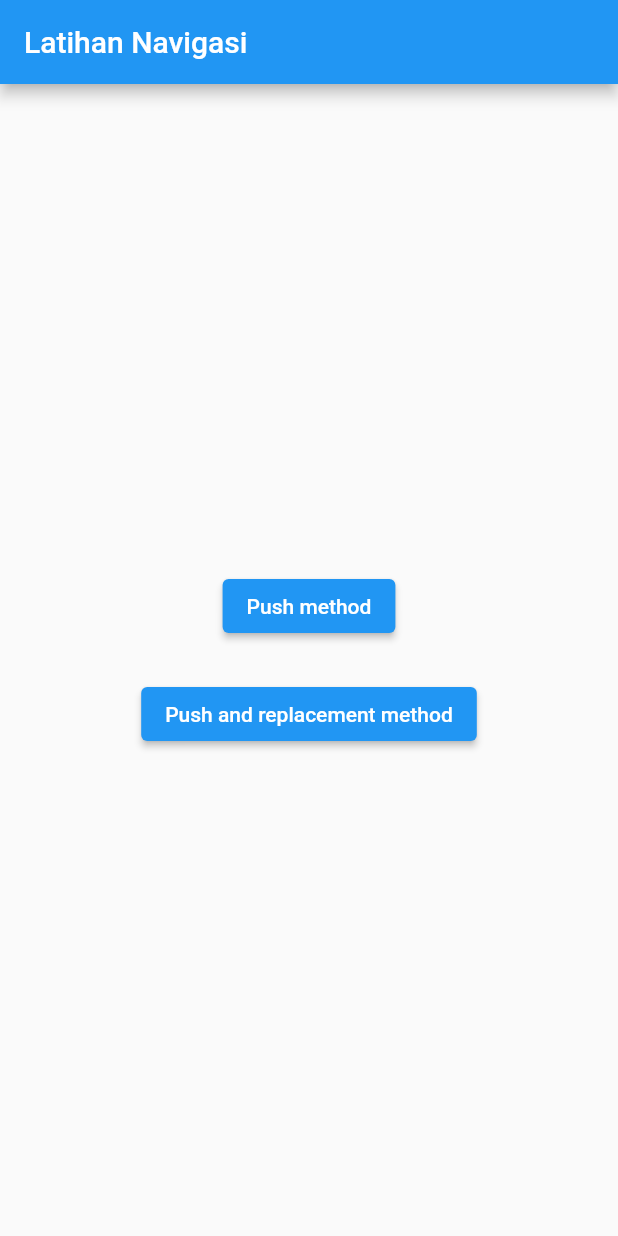
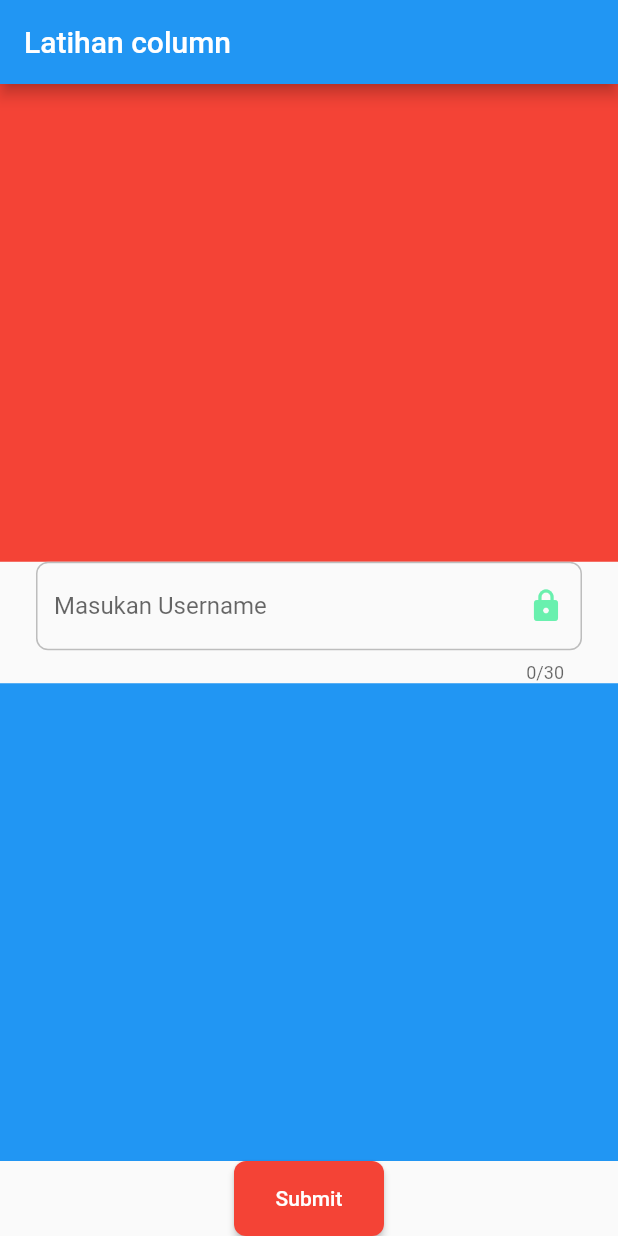
Before and after one commit to dikynugraha1111/bootcamp_uty, a Flutter app: the screen it shows after launch, on a phone screen of 412 x 824 dp. Run offline on Flutter 3.47's test engine with Material 2 defaults, Android fonts, the light colour scheme and no system bars.

Commit message:
💄 Add new UI - latihan 2

```diff
--- a/lib/latihan_1/latihan_1_page.dart
+++ b/lib/latihan_1/latihan_1_page.dart
@@ -14,7 +14,10 @@ class Latihan1StatelessPage extends StatelessWidget {
     return Scaffold(
       // AppBar merupakan widget yang biasanya digunaan sebagai bagian atas / header dari aplikasi
       appBar: AppBar(
-        leading: const Icon(Icons.ac_unit),
+        leading: const Icon(
+          Icons.arrow_back_ios_new,
+          color: Colors.white,
+        ),
         title: const Text("Stateless Widget"),
         centerTitle: true,
         actions: const [Icon(Icons.more_horiz)],
--- a/lib/latihan_2/latihan_2_button.dart
+++ b/lib/latihan_2/latihan_2_button.dart
@@ -22,7 +22,9 @@ class _Latihan2ButtonState extends State<Latihan2Button> {
           },
           style: ElevatedButton.styleFrom(
             padding: const EdgeInsets.all(12.0),
-            backgroundColor: Colors.greenAccent,
+            // Note : new package use buttonColor instead of primary
+            // backgroundColor: Colors.greenAccent,
+            primary: Colors.greenAccent,
             shape: RoundedRectangleBorder(
                 borderRadius: BorderRadius.circular(8.0)),
           ),
--- /dev/null
+++ b/lib/latihan_2/latihan_2_column_new.dart
@@ -0,0 +1,112 @@
+import 'package:flutter/material.dart';
+import 'package:flutter/src/foundation/key.dart';
+import 'package:flutter/src/widgets/framework.dart';
+
+class Latihan2ColumnNew extends StatefulWidget {
+  const Latihan2ColumnNew({Key? key}) : super(key: key);
+
+  @override
+  State<Latihan2ColumnNew> createState() => _Latihan2ColumnNewState();
+}
+
+class _Latihan2ColumnNewState extends State<Latihan2ColumnNew> {
+  final TextEditingController textController = TextEditingController();
+  final GlobalKey<FormState> formKey = GlobalKey<FormState>();
+
+  @override
+  Widget build(BuildContext context) {
+    return Form(
+      key: formKey,
+      child: Scaffold(
+        appBar: AppBar(
+          title: const Text("Latihan column"),
+        ),
+        body: SizedBox(
+          width: double.infinity,
+          child: Column(
+            mainAxisAlignment: MainAxisAlignment.center,
+            crossAxisAlignment: CrossAxisAlignment.center,
+            children: [
+              Expanded(
+                child: Container(color: Colors.red),
+              ),
+              Padding(
+                padding: const EdgeInsets.symmetric(horizontal: 24.0),
+                child: Center(
+                  child: TextFormField(
+                    controller: textController,
+                    maxLength: 30,
+                    cursorColor: Colors.green,
+                    decoration: InputDecoration(
+                      labelText: "Masukan Username",
+                      floatingLabelStyle: const TextStyle(
+                        color: Colors.greenAccent,
+                        fontWeight: FontWeight.bold,
+                      ),
+                      hintText: "Silahkan isi username kamu !",
+                      suffixIcon: const Icon(
+                        Icons.lock,
+                        color: Colors.greenAccent,
+                      ),
+                      enabledBorder: OutlineInputBorder(
+                        borderRadius:
+                            const BorderRadius.all(Radius.circular(8)),
+                        borderSide: BorderSide(
+                          width: 1.0,
+                          color: Colors.grey[400]!,
+                        ),
+                      ),
+                      focusedBorder: const OutlineInputBorder(
+                        borderRadius: BorderRadius.all(Radius.circular(8)),
+                        borderSide: BorderSide(
+                          width: 1.0,
+                          color: Colors.greenAccent,
+                        ),
+                      ),
+                    ),
+                    validator: (String? value) {
+                      if (value?.isEmpty ?? true) {
+                        return "Tolong Masukan nama kamu";
+                      }
+                      if (value!.length < 4) {
+                        return "Masukan karakter lebih dari 4";
+                      }
+                      return null;
+                    },
+                    onFieldSubmitted: (String? textSubmited) {},
+                  ),
+                ),
+              ),
+              Expanded(
+                flex: 1,
+                child: Container(color: Colors.blue),
+              ),
+              SizedBox(
+                height: 50,
+                width: 100,
+                child: ElevatedButton(
+                  onPressed: () {
+                    if (formKey.currentState!.validate()) {
+                      //Noted : lakukan sesuatu
+                    } else {
+                      return;
+                    }
+                  },
+                  style: ElevatedButton.styleFrom(
+                    padding: const EdgeInsets.all(12.0),
+                    primary: Colors.red,
+                    // backgroundColor: Colors.greenAccent,
+                    shape: RoundedRectangleBorder(
+                      borderRadius: BorderRadius.circular(8.0),
+                    ),
+                  ),
+                  child: const Text("Submit"),
+                ),
+              ),
+            ],
+          ),
+        ),
+      ),
+    );
+  }
+}
--- a/lib/main.dart
+++ b/lib/main.dart
@@ -2,13 +2,18 @@ import 'package:bootcamp_uty/latihan_1/latihan_1_page.dart';
 import 'package:bootcamp_uty/latihan_2/latihan_2_button.dart';
 import 'package:bootcamp_uty/latihan_2/latihan_2_column.dart';
 import 'package:bootcamp_uty/latihan_2/latihan_2_container.dart';
+import 'package:bootcamp_uty/latihan_2/latihan_2_container_new.dart';
 import 'package:bootcamp_uty/latihan_2/latihan_2_text.dart';
 import 'package:bootcamp_uty/latihan_2/latihan_2_textfield.dart';
+import 'package:bootcamp_uty/latihan_2/latihan_2_textfield_new.dart';
 import 'package:bootcamp_uty/latihan_3/latihan_3_listview.dart';
 import 'package:bootcamp_uty/latihan_3/latihan_3_navigation.dart';
 import 'package:bootcamp_uty/latihan_3/latihan_3_row.dart';
 import 'package:bootcamp_uty/latihan_3/latihan_3_stack.dart';
 import 'package:flutter/material.dart';
+
+import 'latihan_2/latihan_2_button_new.dart';
+import 'latihan_2/latihan_2_column_new.dart';
 
 void main() {
   runApp(const MyApp());
@@ -25,7 +30,7 @@ class MyApp extends StatelessWidget {
       debugShowCheckedModeBanner: false,
       themeMode: ThemeMode.system,
       // Definisikan page yang akan ditampilkan pertama saat aplikasi dijalankan
-      home: Latihan3Navigation(),
+      home: Latihan2ColumnNew(),
     );
   }
 }
```
Also changed, not shown: lib/latihan_2/latihan_2_button_new.dart (added, +42 -0 lines), lib/latihan_2/latihan_2_container_new.dart (added, +41 -0 lines), lib/latihan_2/latihan_2_textfield_new.dart (added, +77 -0 lines).
